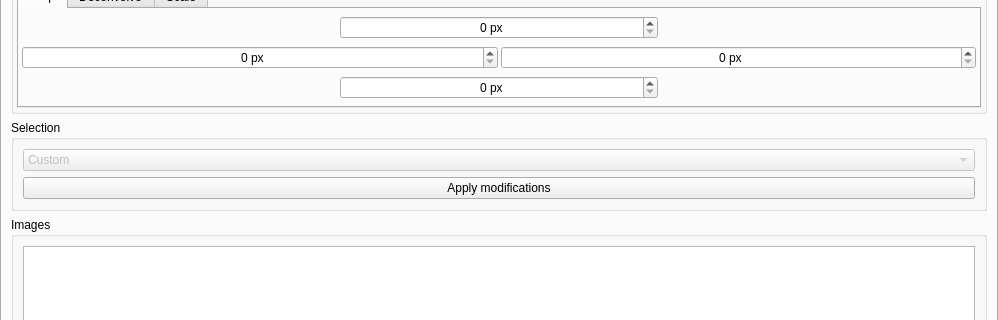
This is src/gui/mainwindow.ui in spillerrec/Overmix as Qt 5 draws it before an edit; both pictures show x 0 to 998 and y 122 to 442 of the 998 by 804 pixel window. The edited form follows.
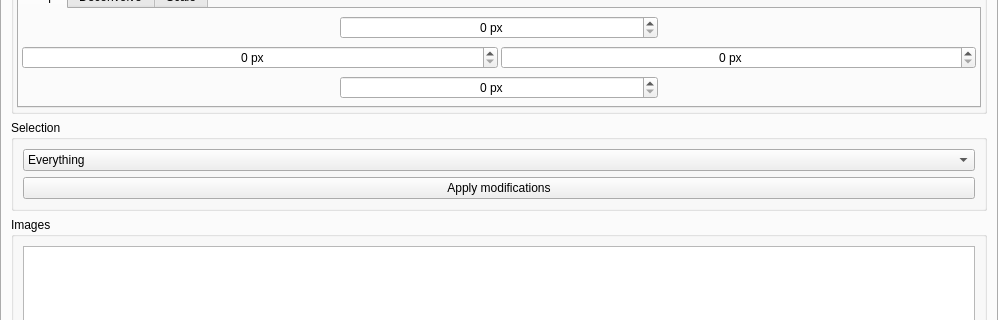
This is the edited form. The open tabs and pages were chosen to show the change.

What changed in the file:
```diff
--- a/src/gui/mainwindow.ui
+++ b/src/gui/mainwindow.ui
@@ -1338,13 +1338,8 @@
              <item>
               <widget class="QComboBox" name="comboBox_2">
                <property name="enabled">
-                <bool>false</bool>
+                <bool>true</bool>
                </property>
-               <item>
-                <property name="text">
-                 <string>Custom</string>
-                </property>
-               </item>
                <item>
                 <property name="text">
                  <string>Everything</string>
```
Left out of the diff: 7 changed lines with no effect on the pictures.
